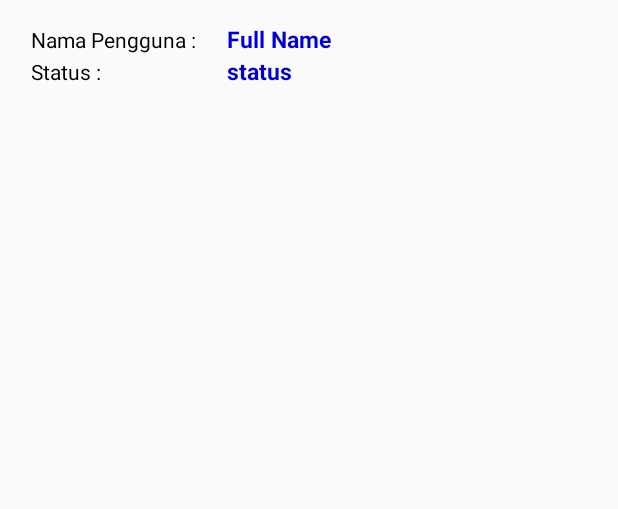
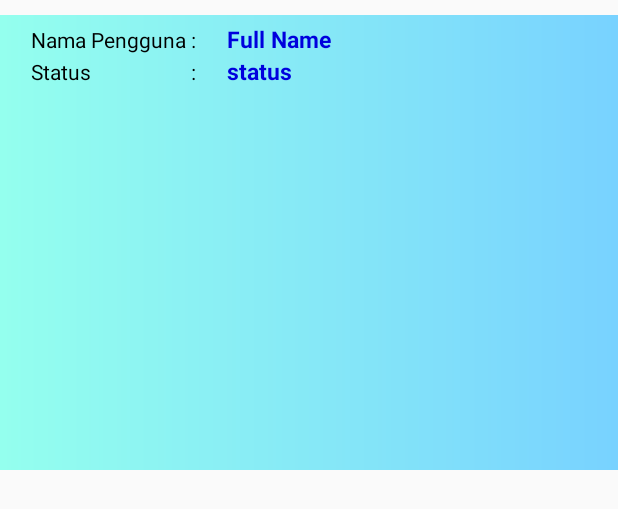
Before and after one commit to joshuaconstantinek/JentikRumah, an Android app: the layout display_data_verif.xml on its own in the app's theme, with its tools: preview values and no code run, on a phone screen of 412 x 824 dp. Shown: the top 509 px of the screen. Run offline under Robolectric (Android 15) with nearby library versions, the light colour scheme and no system bars.

Commit message:
Update Revision
- Whenever @admin.com is loggin = login as admin
- Verification will show only user who unverif
- Add guide when dismiss a logout dialog
- Adjust the UI
- Other SEE CHANGES !

```diff
--- a/app/src/main/java/com/joshua/r0th/jentikrumah/LoginActivity.java
+++ b/app/src/main/java/com/joshua/r0th/jentikrumah/LoginActivity.java
@@ -48,7 +48,7 @@ public class LoginActivity extends AppCompatActivity {
         if(user != null)
         {
             String email = user.getEmail();
-            if (email.equals("joshuaconstantine.k@gmail.com")){
+            if (email.contains("@admin.com")){
                 Intent intent = new Intent(getApplicationContext(), MainActivity2.class);
                 startActivity(intent);
             }else{
@@ -88,7 +88,7 @@ public class LoginActivity extends AppCompatActivity {
                     public void onComplete(@NonNull Task<AuthResult> task) {
                         if(task.isSuccessful()){
                             String email2 = mEmail.getText().toString().trim();
-                            if (email2.contains("joshuaconstantine.k@gmail.com")){
+                            if (email2.contains("@admin.com")){
                                 Toast.makeText(getApplicationContext(), "Admin Logged in Successfully", Toast.LENGTH_SHORT).show();
                                 startActivity(new Intent(getApplicationContext(),MainActivity2.class));
                             } else {
--- a/app/src/main/java/com/joshua/r0th/jentikrumah/RegisterActivity.java
+++ b/app/src/main/java/com/joshua/r0th/jentikrumah/RegisterActivity.java
@@ -59,7 +59,7 @@ public class RegisterActivity extends AppCompatActivity {
         if(user != null)
         {
             String email = user.getEmail();
-            if (email.equals("joshuaconstantine.k@gmail.com")){
+            if (email.equals("@admin.com")){
                 Intent intent = new Intent(getApplicationContext(), MainActivity2.class);
                 startActivity(intent);
             }else{
--- a/app/src/main/res/layout/display_data_verif.xml
+++ b/app/src/main/res/layout/display_data_verif.xml
@@ -9,7 +9,8 @@
 
     android:orientation="vertical"
 
-    android:padding="2dp">
+    android:padding="2dp"
+    android:background="@drawable/gradient_display_data">
 
     <TableLayout
 
@@ -65,14 +66,14 @@
             android:layout_height="wrap_content">
 
             <TextView
+                android:layout_width="wrap_content"
+                android:layout_height="wrap_content"
+
                 android:layout_marginLeft="15dp"
-                android:layout_width="wrap_content"
-
-                android:layout_height="wrap_content"
 
                 android:layout_marginRight="2dp"
 
-                android:text="Status : "
+                android:text="Status                    : "
 
                 android:textColor="#000" />
 
```
Also changed, not shown: app/src/main/java/com/joshua/r0th/jentikrumah/ui/verifikasi/verifikasi_ktp.java (+4 -3 lines), app/src/main/res/layout/display_data.xml (+6 -8 lines), app/src/main/res/layout/fragment_send.xml (+4 -3 lines).
